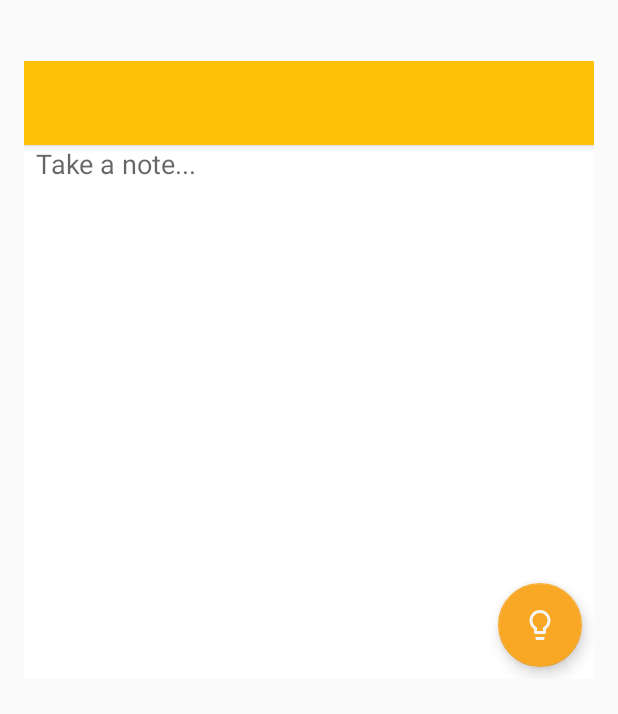
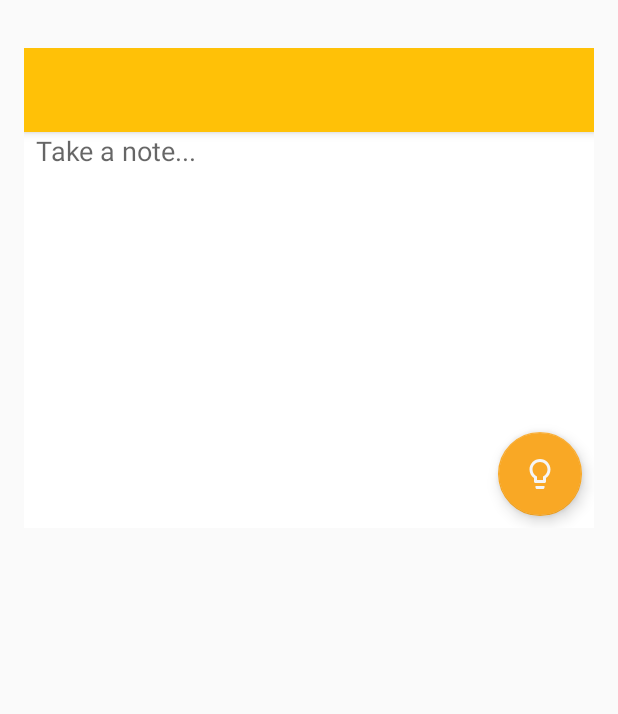
Before and after one commit to orionlee/aLjotIt, an Android app: the layout activity_main.xml on its own in the app's theme, with its tools: preview values and no code run, on a phone screen of 412 x 824 dp. Shown: the top 714 px of the screen. Run offline under Robolectric (Android 15) with nearby library versions, the phone set to English and light mode, and no system bars.

Commit message:
Widget-like UI layout refactor - redo half-screen like layout using (screen height) absolute layout_height, replacing the nested LinearLayout with proportional height.  The heights are set 2"(320dp) height for most phones, and 3"(480dp) for most tablets (7"+ screen)

```diff
--- a/app/src/main/res/layout/activity_main.xml
+++ b/app/src/main/res/layout/activity_main.xml
@@ -1,23 +1,16 @@
 <?xml version="1.0" encoding="utf-8"?>
-<LinearLayout xmlns:android="http://schemas.android.com/apk/res/android"
-              android:layout_width="match_parent"
-              android:layout_height="match_parent"
-              android:paddingLeft="16dp"
-              android:paddingRight="16dp"
-              android:paddingStart="16dp"
-              android:paddingEnd="16dp"
-              android:orientation="vertical" >
-    <android.support.v4.widget.Space
-        android:layout_weight="0.5"
-        android:layout_width="match_parent"
-        android:layout_height="0dp"/>
 <android.support.design.widget.CoordinatorLayout
     xmlns:android="http://schemas.android.com/apk/res/android"
     xmlns:app="http://schemas.android.com/apk/res-auto"
     xmlns:tools="http://schemas.android.com/tools"
-    android:layout_weight="5"
     android:layout_width="match_parent"
-    android:layout_height="0dp"
+    android:layout_height="@dimen/main_height"
+    android:layout_marginTop="@dimen/main_marginTop"
+    android:layout_marginLeft="@dimen/main_marginHorizontal"
+    android:layout_marginRight="@dimen/main_marginHorizontal"
+    android:layout_marginStart="@dimen/main_marginHorizontal"
+    android:layout_marginEnd="@dimen/main_marginHorizontal"
+    android:layout_marginBottom="@dimen/main_marginBottom"
     android:id="@+id/activity_main"
     tools:context="net.oldev.alsscratchpad.MainActivity">
 
@@ -56,10 +49,3 @@
     <!-- app:backgroundTint="" to set background color, android:background won't work for FAB -->
 
 </android.support.design.widget.CoordinatorLayout>
-
-    <android.support.v4.widget.Space
-        android:layout_weight="4.5"
-        android:layout_width="match_parent"
-        android:layout_height="0dp"/>
-
-</LinearLayout>
--- /dev/null
+++ b/app/src/main/res/values-h320dp/dimens.xml
@@ -0,0 +1,6 @@
+<?xml version="1.0" encoding="utf-8"?>
+<resources>
+    <dimen name="main_height">240dp</dimen>
+    <dimen name="main_marginTop">16dp</dimen>
+    <dimen name="main_marginBottom">16dp</dimen>
+</resources>
--- /dev/null
+++ b/app/src/main/res/values-h480dp/dimens.xml
@@ -0,0 +1,6 @@
+<?xml version="1.0" encoding="utf-8"?>
+<resources>
+    <dimen name="main_height">320dp</dimen>
+    <dimen name="main_marginTop">32dp</dimen>
+    <dimen name="main_marginBottom">32dp</dimen>
+</resources>
--- /dev/null
+++ b/app/src/main/res/values-h960dp/dimens.xml
@@ -0,0 +1,6 @@
+<?xml version="1.0" encoding="utf-8"?>
+<resources>
+    <dimen name="main_height">480dp</dimen>
+    <dimen name="main_marginTop">32dp</dimen>
+    <dimen name="main_marginBottom">32dp</dimen>
+</resources>
--- a/app/src/main/res/values/dimens.xml
+++ b/app/src/main/res/values/dimens.xml
@@ -1,3 +1,8 @@
+<?xml version="1.0" encoding="utf-8"?>
 <resources>
     <dimen name="fab_margin">8dp</dimen>
+    <dimen name="main_height">-1px</dimen> <!-- intended as match_parent, except the keyword not allowed here -->
+    <dimen name="main_marginHorizontal">16dp</dimen>
+    <dimen name="main_marginTop">16dp</dimen>
+    <dimen name="main_marginBottom">16dp</dimen>
 </resources>
```
